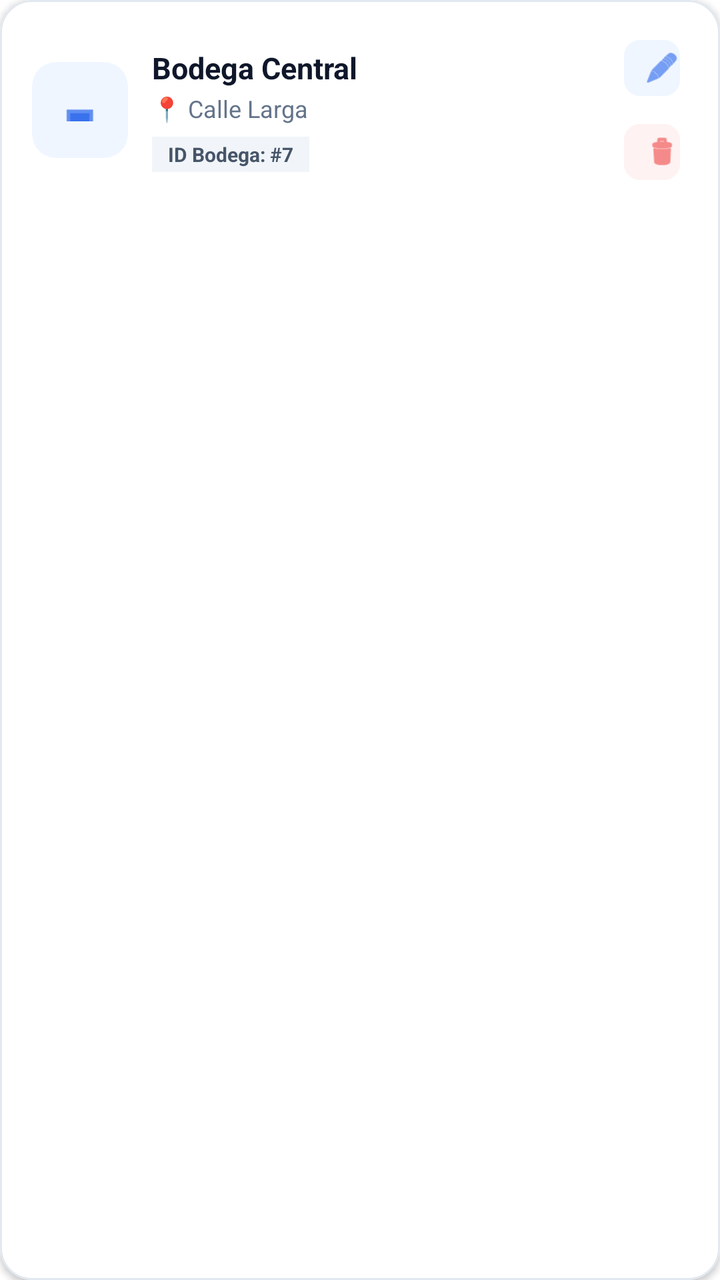
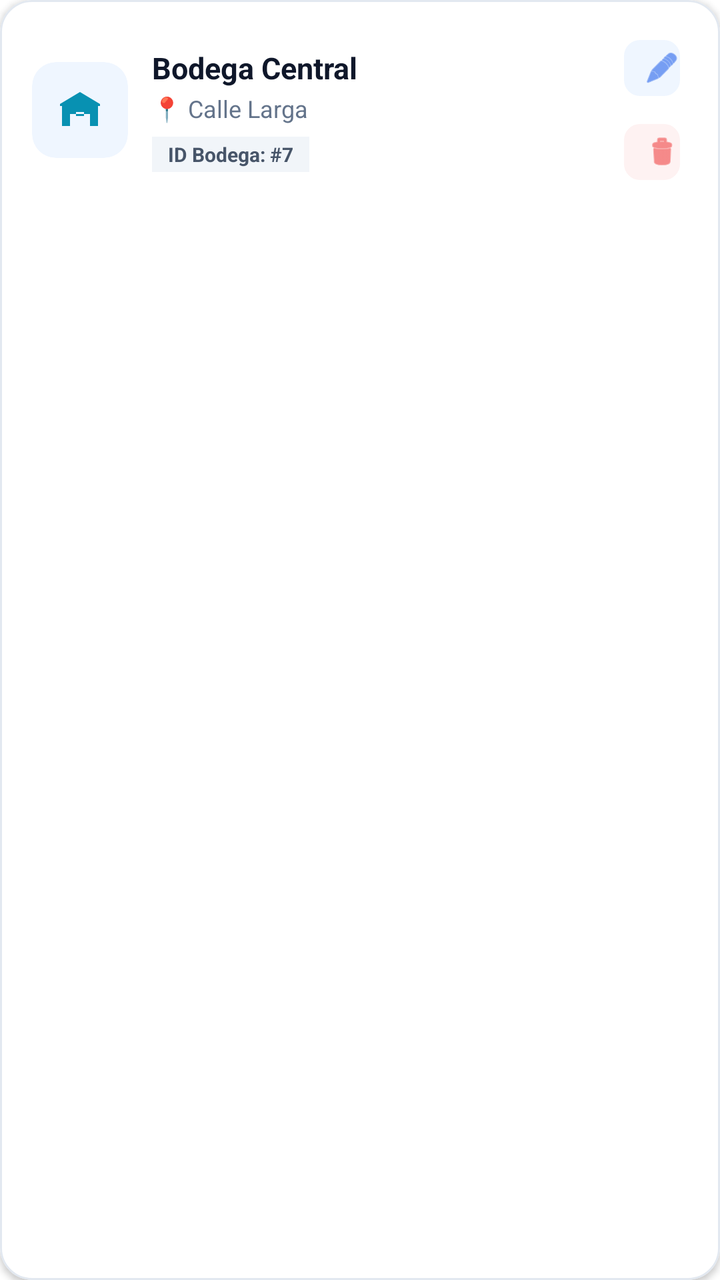

Compare the two renders of this Android layout. The source of the first and the diff that turns it into the second are given below.
<!-- AndroidManifest.xml: application theme Theme.MaterialComponents.Light.NoActionBar -->
<!-- res/layout/item_bodega.xml -->
<?xml version="1.0" encoding="utf-8"?>
<com.google.android.material.card.MaterialCardView
    xmlns:android="http://schemas.android.com/apk/res/android"
    xmlns:app="http://schemas.android.com/apk/res-auto"
    android:layout_width="match_parent"
    android:layout_height="wrap_content"
    android:layout_marginBottom="12dp"
    app:cardBackgroundColor="@color/white"
    app:cardCornerRadius="16dp"
    app:cardElevation="2dp"
    app:strokeColor="#E2E8F0"
    app:strokeWidth="1dp">

    <RelativeLayout
        android:layout_width="match_parent"
        android:layout_height="wrap_content"
        android:padding="16dp">

        
        <com.google.android.material.card.MaterialCardView
            android:id="@+id/iconContainer"
            android:layout_width="48dp"
            android:layout_height="48dp"
            android:layout_alignParentStart="true"
            android:layout_centerVertical="true"
            app:cardBackgroundColor="#EFF6FF"
            app:cardCornerRadius="12dp"
            app:cardElevation="0dp">

            <ImageView
                android:layout_width="24dp"
                android:layout_height="24dp"
                android:layout_gravity="center"
                android:src="@android:drawable/menu_frame"
                app:tint="#2563EB" />
        </com.google.android.material.card.MaterialCardView>

        
        <LinearLayout
            android:layout_width="match_parent"
            android:layout_height="wrap_content"
            android:layout_centerVertical="true"
            android:layout_toStartOf="@id/layoutAcciones"
            android:layout_toEndOf="@id/iconContainer"
            android:layout_marginStart="12dp"
            android:layout_marginEnd="8dp"
            android:orientation="vertical">

            <TextView
                android:id="@+id/tvNombreBodega"
                android:layout_width="wrap_content"
                android:layout_height="wrap_content"
                android:text="Bodega Central"
                android:textColor="#0F172A"
                android:textSize="15sp"
                android:textStyle="bold" />

            <TextView
                android:id="@+id/tvDireccionBodega"
                android:layout_width="wrap_content"
                android:layout_height="wrap_content"
                android:layout_marginTop="2dp"
                android:text="📍 Calle Larga"
                android:textColor="#64748B"
                android:textSize="12sp" />

            <TextView
                android:id="@+id/tvIdBodega"
                android:layout_width="wrap_content"
                android:layout_height="wrap_content"
                android:layout_marginTop="6dp"
                android:background="#F1F5F9"
                android:paddingHorizontal="8dp"
                android:paddingVertical="2dp"
                android:text="ID Bodega: #7"
                android:textColor="#475569"
                android:textSize="10sp"
                android:textStyle="bold" />
        </LinearLayout>

        
        <LinearLayout
            android:id="@+id/layoutAcciones"
            android:layout_width="wrap_content"
            android:layout_height="wrap_content"
            android:layout_alignParentEnd="true"
            android:layout_centerVertical="true"
            android:orientation="vertical">

            
            <com.google.android.material.button.MaterialButton
                android:id="@+id/btnEditar"
                style="@style/Widget.Material3.Button.IconButton"
                android:layout_width="36dp"
                android:layout_height="36dp"
                app:backgroundTint="#EFF6FF"
                app:cornerRadius="8dp"
                app:icon="@android:drawable/ic_menu_edit"
                app:iconSize="18dp"
                app:iconTint="#2563EB" />

            
            <com.google.android.material.button.MaterialButton
                android:id="@+id/btnEliminar"
                style="@style/Widget.Material3.Button.IconButton"
                android:layout_width="36dp"
                android:layout_height="36dp"
                android:layout_marginTop="6dp"
                app:backgroundTint="#FEF2F2"
                app:cornerRadius="8dp"
                app:icon="@android:drawable/ic_menu_delete"
                app:iconSize="18dp"
                app:iconTint="#EF4444" />
        </LinearLayout>

    </RelativeLayout>
</com.google.android.material.card.MaterialCardView>
<!-- resources referenced by this layout -->
<resources>
  <color name="white">#FFFFFFFF</color>
</resources>

<!-- the commit's change to res/layout/item_bodega.xml (unified diff, before → after) -->
@@ -16,7 +16,6 @@
         android:layout_height="wrap_content"
         android:padding="16dp">
 
-        
         <com.google.android.material.card.MaterialCardView
             android:id="@+id/iconContainer"
             android:layout_width="48dp"
@@ -31,11 +30,10 @@
                 android:layout_width="24dp"
                 android:layout_height="24dp"
                 android:layout_gravity="center"
-                android:src="@android:drawable/menu_frame"
-                app:tint="#2563EB" />
+                android:src="@drawable/ic_warehouse"
+                app:tint="#0891B2" />
         </com.google.android.material.card.MaterialCardView>
 
-        
         <LinearLayout
             android:layout_width="match_parent"
             android:layout_height="wrap_content"
@@ -78,7 +76,6 @@
                 android:textStyle="bold" />
         </LinearLayout>
 
-        
         <LinearLayout
             android:id="@+id/layoutAcciones"
             android:layout_width="wrap_content"
@@ -87,7 +84,6 @@
             android:layout_centerVertical="true"
             android:orientation="vertical">
 
-            
             <com.google.android.material.button.MaterialButton
                 android:id="@+id/btnEditar"
                 style="@style/Widget.Material3.Button.IconButton"
@@ -99,7 +95,6 @@
                 app:iconSize="18dp"
                 app:iconTint="#2563EB" />
 
-            
             <com.google.android.material.button.MaterialButton
                 android:id="@+id/btnEliminar"
                 style="@style/Widget.Material3.Button.IconButton"
<!-- resource entries referenced after the edit -->
@@ -1,5 +1,15 @@
 <!-- resources referenced by this layout -->
 <resources>
   <color name="white">#FFFFFFFF</color>
+  <!-- drawable ic_warehouse (drawable) -->
+  <vector xmlns:android="http://schemas.android.com/apk/res/android"
+      android:width="24dp"
+      android:height="24dp"
+      android:viewportWidth="24"
+      android:viewportHeight="24">
+      <path
+          android:fillColor="@android:color/white"
+          android:pathData="M12,3L2,9v1h1v10h4v-6h10v6h4V10h1V9L12,3zM10,13h4v2h-4v-2z"/>
+  </vector>
 </resources>
 
